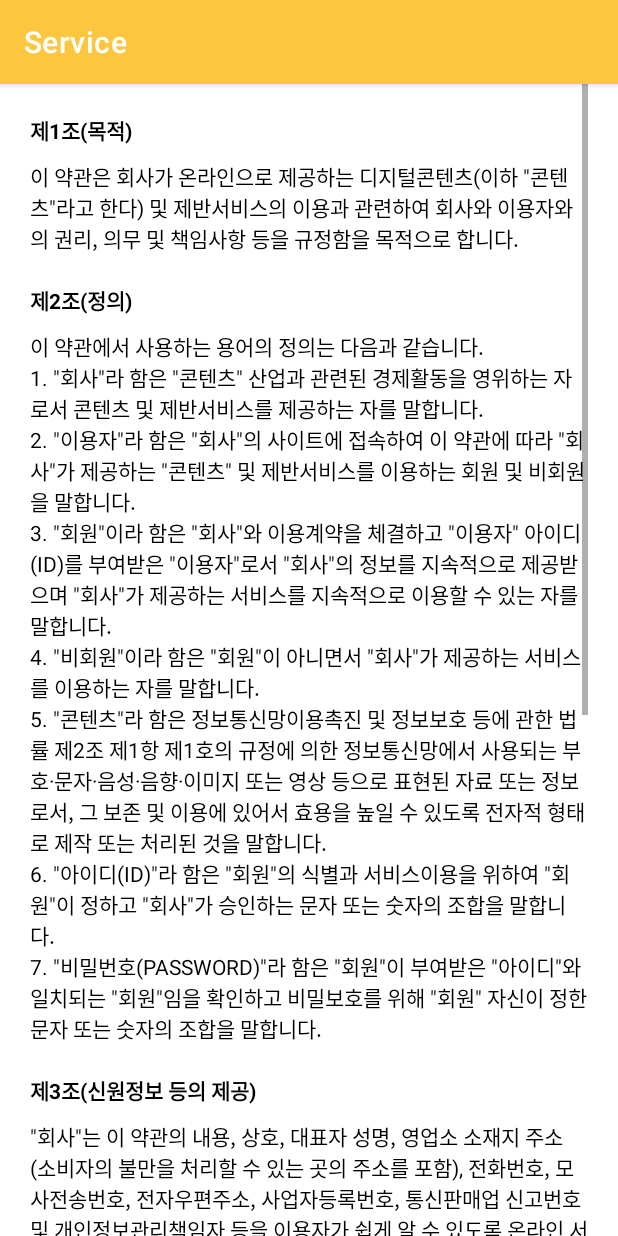
After one commit to sanglim00/2022-02-MobileProgramming-Team1, an Android app: the ServiceContentsActivity screen opened directly, with no data from a screen before it, on a phone screen of 412 x 824 dp. The commit adds this screen. Run offline under Robolectric (Android 15) with nearby library versions, the phone set to English and light mode, and no system bars.

Commit message:
feat. 개인정보 이용약관과 서비스 이용방침 추가

```diff
--- a/app/src/main/AndroidManifest.xml
+++ b/app/src/main/AndroidManifest.xml
@@ -24,6 +24,8 @@
         </activity>
         <activity android:name=".SettingActivity" android:label="Setting"/>
         <activity android:name=".ChangePasswordActivity" android:label="Change Password"/>
+        <activity android:name=".ServiceContentsActivity" android:label="Service"/>
+        <activity android:name=".PrivacyPolicyActivity" android:label="Privacy Policy"/>
     </application>
 
 </manifest>
--- /dev/null
+++ b/app/src/main/java/ac/kr/kookmin/petdiary/ServiceContentsActivity.java
@@ -0,0 +1,13 @@
+package ac.kr.kookmin.petdiary;
+
+import android.os.Bundle;
+
+import androidx.appcompat.app.AppCompatActivity;
+
+public class ServiceContentsActivity extends AppCompatActivity {
+    @Override
+    protected void onCreate(Bundle savedInstanceState) {
+        super.onCreate(savedInstanceState);
+        setContentView(R.layout.activity_setting_service);
+    }
+}
--- /dev/null
+++ b/app/src/main/res/layout/activity_setting_service.xml
@@ -0,0 +1,111 @@
+<?xml version="1.0" encoding="utf-8"?>
+<LinearLayout xmlns:android="http://schemas.android.com/apk/res/android"
+    android:layout_width="match_parent"
+    android:layout_height="match_parent"
+    android:orientation="vertical"
+    android:paddingLeft="20dp"
+    android:paddingRight="20dp">
+
+    <ScrollView
+        android:layout_width="match_parent"
+        android:layout_height="match_parent">
+
+        <LinearLayout
+            android:layout_width="match_parent"
+            android:layout_height="wrap_content"
+            android:layout_marginTop="20dp"
+            android:orientation="vertical"
+            android:paddingBottom="50dp">
+
+            <TextView
+                android:id="@+id/textView"
+                android:layout_width="match_parent"
+                android:layout_height="wrap_content"
+                android:layout_marginBottom="10dp"
+                android:text="제1조(목적)"
+                android:textColor="@color/black"
+                android:textSize="14sp"
+                android:textStyle="bold" />
+
+            <TextView
+                android:id="@+id/textView2"
+                android:layout_width="match_parent"
+                android:layout_height="wrap_content"
+                android:layout_marginBottom="20dp"
+                android:text="이 약관은 회사가 온라인으로 제공하는 디지털콘텐츠(이하 &quot;콘텐츠&quot;라고 한다) 및 제반서비스의 이용과 관련하여 회사와 이용자와의 권리, 의무 및 책임사항 등을 규정함을 목적으로 합니다."
+                android:textColor="@color/black" />
+
+            <TextView
+                android:id="@+id/textView3"
+                android:layout_width="match_parent"
+                android:layout_height="wrap_content"
+                android:layout_marginBottom="10dp"
+                android:text="제2조(정의)"
+                android:textColor="@color/black"
+                android:textSize="14sp"
+                android:textStyle="bold" />
+
+            <TextView
+                android:id="@+id/textView5"
+                android:layout_width="match_parent"
+                android:layout_height="wrap_content"
+                android:layout_marginBottom="20dp"
+                android:text="이 약관에서 사용하는 용어의 정의는 다음과 같습니다.\n1. &quot;회사&quot;라 함은 &quot;콘텐츠&quot; 산업과 관련된 경제활동을 영위하는 자로서 콘텐츠 및 제반서비스를 제공하는 자를 말합니다.   \n2. &quot;이용자&quot;라 함은 &quot;회사&quot;의 사이트에 접속하여 이 약관에 따라 &quot;회사&quot;가 제공하는 &quot;콘텐츠&quot; 및 제반서비스를 이용하는 회원 및 비회원을 말합니다.  \n3. &quot;회원&quot;이라 함은 &quot;회사&quot;와 이용계약을 체결하고 &quot;이용자&quot; 아이디(ID)를 부여받은 &quot;이용자&quot;로서 &quot;회사&quot;의 정보를 지속적으로 제공받으며 &quot;회사&quot;가 제공하는 서비스를 지속적으로 이용할 수 있는 자를 말합니다.   \n4. &quot;비회원&quot;이라 함은 &quot;회원&quot;이 아니면서 &quot;회사&quot;가 제공하는 서비스를 이용하는 자를 말합니다.   \n5. &quot;콘텐츠&quot;라 함은 정보통신망이용촉진 및 정보보호 등에 관한 법률 제2조 제1항 제1호의 규정에 의한 정보통신망에서 사용되는 부호·문자·음성·음향·이미지 또는 영상 등으로 표현된 자료 또는 정보로서, 그 보존 및 이용에 있어서 효용을 높일 수 있도록 전자적 형태로 제작 또는 처리된 것을 말합니다.   \n6. &quot;아이디(ID)&quot;라 함은 &quot;회원&quot;의 식별과 서비스이용을 위하여 &quot;회원&quot;이 정하고 &quot;회사&quot;가 승인하는 문자 또는 숫자의 조합을 말합니다.   \n7. &quot;비밀번호(PASSWORD)&quot;라 함은 &quot;회원&quot;이 부여받은 &quot;아이디&quot;와 일치되는 &quot;회원&quot;임을 확인하고 비밀보호를 위해 &quot;회원&quot; 자신이 정한 문자 또는 숫자의 조합을 말합니다. "
+                android:textColor="@color/black" />
+
+            <TextView
+                android:id="@+id/textView6"
+                android:layout_width="match_parent"
+                android:layout_height="wrap_content"
+                android:layout_marginBottom="10dp"
+                android:text="제3조(신원정보 등의 제공)"
+                android:textColor="@color/black"
+                android:textSize="14sp"
+                android:textStyle="bold" />
+
+            <TextView
+                android:id="@+id/textView7"
+                android:layout_width="match_parent"
+                android:layout_height="wrap_content"
+                android:layout_marginBottom="20dp"
+                android:text="&quot;회사&quot;는 이 약관의 내용, 상호, 대표자 성명, 영업소 소재지 주소(소비자의 불만을 처리할 수 있는 곳의 주소를 포함), 전화번호, 모사전송번호, 전자우편주소, 사업자등록번호, 통신판매업 신고번호 및 개인정보관리책임자 등을 이용자가 쉽게 알 수 있도록 온라인 서비스초기화면에 게시합니다. 다만, 약관은 이용자가 연결화면을 통하여 볼 수 있도록 할 수 있습니다.  "
+                android:textColor="@color/black" />
+
+            <TextView
+                android:id="@+id/textView10"
+                android:layout_width="match_parent"
+                android:layout_height="wrap_content"
+                android:layout_marginBottom="10dp"
+                android:text="제4조(약관의 게시 등)"
+                android:textColor="@color/black"
+                android:textSize="14sp"
+                android:textStyle="bold" />
+
+            <TextView
+                android:id="@+id/textView11"
+                android:layout_width="match_parent"
+                android:layout_height="wrap_content"
+                android:layout_marginBottom="20dp"
+                android:text="① &quot;회사&quot;는 이 약관을 &quot;회원&quot;이 그 전부를 인쇄할 수 있고 거래과정에서 해당 약관의 내용을 확인할 수 있도록 기술적 조치를 취합니다.  \n② &quot;회사&quot;는 &quot;이용자&quot;가 &quot;회사&quot;와 이 약관의 내용에 관하여 질의 및 응답할 수 있도록 기술적 장치를 설치합니다.   \n③ &quot;회사&quot;는 &quot;이용자&quot;가 약관에 동의하기에 앞서 약관에 정하여져 있는 내용 중 청약철회, 환불조건 등과 같은 중요한 내용을 이용자가 쉽게 이해할 수 있도록 별도의 연결화면 또는 팝업화면 등을 제공하여 &quot;이용자&quot;의 확인을 구합니다. "
+                android:textColor="@color/black" />
+
+            <TextView
+                android:id="@+id/textView12"
+                android:layout_width="match_parent"
+                android:layout_height="wrap_content"
+                android:layout_marginBottom="10dp"
+                android:text="제5조(약관의 개정 등)"
+                android:textColor="@color/black"
+                android:textSize="14sp"
+                android:textStyle="bold" />
+
+            <TextView
+                android:id="@+id/textView13"
+                android:layout_width="match_parent"
+                android:layout_height="wrap_content"
+                android:text="① &quot;회사&quot;는 온라인 디지털콘텐츠산업 발전법, 전자상거래 등에서의 소비자보호에 관한 법률, 약관의 규제에 관한 법률 등 관련법을 위배하지 않는 범위에서 이 약관을 개정할 수 있습니다.  \n② &quot;회사&quot;가 약관을 개정할 경우에는 적용일자 및 개정사유를 명시하여 현행약관과 함께 서비스초기화면에 그 적용일자 7일 이전부터 적용일 후 상당한 기간동안 공지하고, 기존회원에게는 개정약관을 전자우편주소로 발송합니다.   \n③ &quot;회사&quot;가 약관을 개정할 경우에는 개정약관 공지 후 개정약관의 적용에 대한 &quot;이용자&quot;의 동의 여부를 확인합니다. &quot;이용자&quot;가 개정약관의 적용에 동의하지 않는 경우 &quot;회사&quot; 또는 &quot;이용자&quot;는 콘텐츠 이용계약을 해지할 수 있습니다. 이때, &quot;회사&quot;는 계약해지로 인하여 &quot;이용자&quot;가 입은 손해를 배상합니다. "
+                android:textColor="@color/black" />
+        </LinearLayout>
+    </ScrollView>
+
+</LinearLayout>
```
Also changed, not shown: app/src/main/java/ac/kr/kookmin/petdiary/PrivacyPolicyActivity.java (added, +14 -0 lines), app/src/main/java/ac/kr/kookmin/petdiary/SettingActivity.java (+11 -2 lines), app/src/main/res/layout/activity_privacypolicy.xml (added, +110 -0 lines), app/src/main/res/layout/activity_setting.xml (+5 -2 lines).
